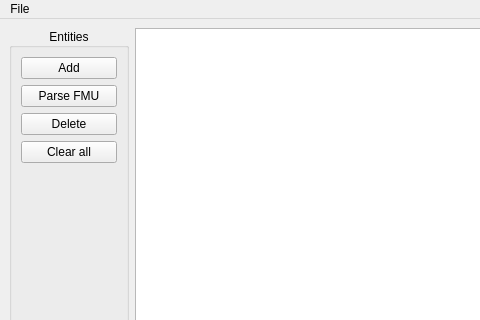
ErnestoVivas/FiBEM, file src/gui/mainwindow_ui.ui: the form before one commit; both pictures show x 0 to 480 and y 0 to 320 of the 1188 by 618 pixel window.
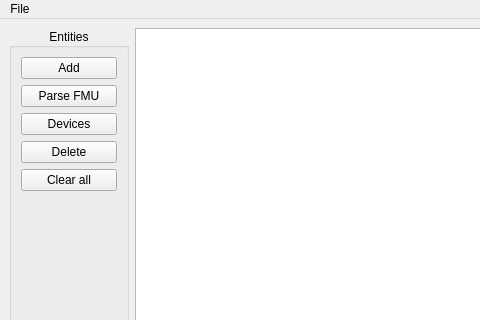
The form after the commit.

Commit message: Added show devices dialog

Diff of the .ui file:
```diff
--- a/src/gui/mainwindow_ui.ui
+++ b/src/gui/mainwindow_ui.ui
@@ -56,6 +56,13 @@
          </property>
         </widget>
        </item>
+       <item>
+        <widget class="QPushButton" name="button_devices">
+         <property name="text">
+          <string>Devices</string>
+         </property>
+        </widget>
+       </item>
        <item>
         <widget class="QPushButton" name="button_delete_entity">
          <property name="text">
```
The commit also changes 7 other files.
